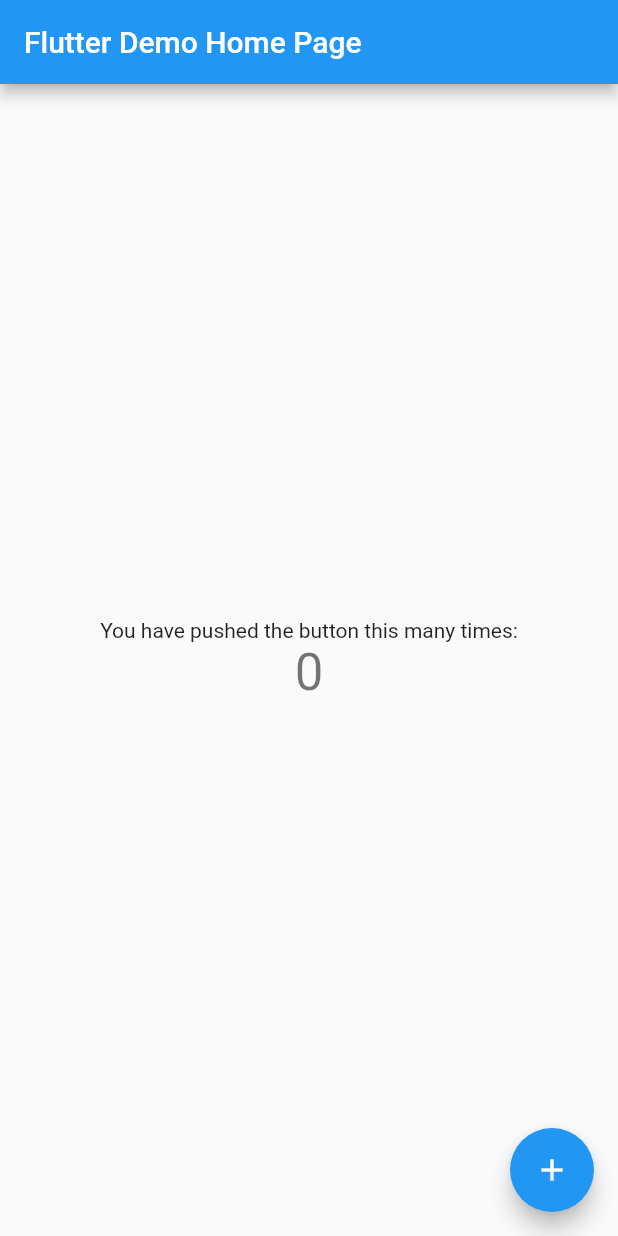
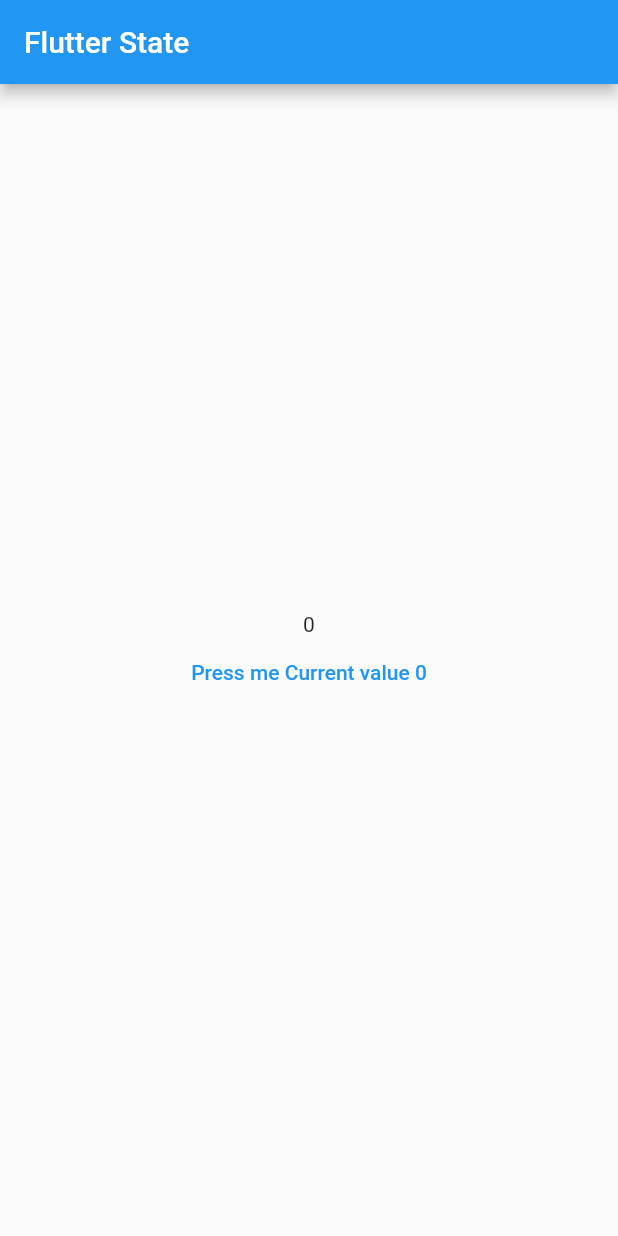
Before and after one commit to argbat/flutter_state, a Flutter app: the screen it shows after launch, on a phone screen of 412 x 824 dp. Run offline on Flutter 3.47's test engine with Material 2 defaults, Android fonts, the phone set to English and light mode, and no system bars.

Commit message:
Use setState, but now we need to share state btw two widgets...

```diff
--- /dev/null
+++ b/flutter_state/lib/counter_model.dart
@@ -0,0 +1,9 @@
+class CounterModel {
+  int _counter = 0;
+
+  int get currentValue => _counter;
+
+  void increment({required int by}) {
+    _counter += by;
+  }
+}
--- a/flutter_state/lib/main.dart
+++ b/flutter_state/lib/main.dart
@@ -1,4 +1,5 @@
 import 'package:flutter/material.dart';
+import 'package:flutter_state/counter_model.dart';
 
 void main() {
   runApp(const MyApp());
@@ -7,109 +8,89 @@ void main() {
 class MyApp extends StatelessWidget {
   const MyApp({super.key});
 
-  // This widget is the root of your application.
   @override
   Widget build(BuildContext context) {
     return MaterialApp(
       title: 'Flutter Demo',
       theme: ThemeData(
-        // This is the theme of your application.
-        //
-        // Try running your application with "flutter run". You'll see the
-        // application has a blue toolbar. Then, without quitting the app, try
-        // changing the primarySwatch below to Colors.green and then invoke
-        // "hot reload" (press "r" in the console where you ran "flutter run",
-        // or simply save your changes to "hot reload" in a Flutter IDE).
-        // Notice that the counter didn't reset back to zero; the application
-        // is not restarted.
         primarySwatch: Colors.blue,
       ),
-      home: const MyHomePage(title: 'Flutter Demo Home Page'),
+      home: const MainPage(),
     );
   }
 }
 
-class MyHomePage extends StatefulWidget {
-  const MyHomePage({super.key, required this.title});
-
-  // This widget is the home page of your application. It is stateful, meaning
-  // that it has a State object (defined below) that contains fields that affect
-  // how it looks.
-
-  // This class is the configuration for the state. It holds the values (in this
-  // case the title) provided by the parent (in this case the App widget) and
-  // used by the build method of the State. Fields in a Widget subclass are
-  // always marked "final".
-
-  final String title;
+class MainPage extends StatefulWidget {
+  const MainPage({super.key});
 
   @override
-  State<MyHomePage> createState() => _MyHomePageState();
+  State<MainPage> createState() => _MainPageState();
 }
 
-class _MyHomePageState extends State<MyHomePage> {
-  int _counter = 0;
-
-  void _incrementCounter() {
-    setState(() {
-      // This call to setState tells the Flutter framework that something has
-      // changed in this State, which causes it to rerun the build method below
-      // so that the display can reflect the updated values. If we changed
-      // _counter without calling setState(), then the build method would not be
-      // called again, and so nothing would appear to happen.
-      _counter++;
-    });
-  }
+class _MainPageState extends State<MainPage> {
+  final CounterModel _counter = CounterModel();
 
   @override
   Widget build(BuildContext context) {
-    // This method is rerun every time setState is called, for instance as done
-    // by the _incrementCounter method above.
-    //
-    // The Flutter framework has been optimized to make rerunning build methods
-    // fast, so that you can just rebuild anything that needs updating rather
-    // than having to individually change instances of widgets.
     return Scaffold(
       appBar: AppBar(
-        // Here we take the value from the MyHomePage object that was created by
-        // the App.build method, and use it to set our appbar title.
-        title: Text(widget.title),
+        title: const Text('Flutter State'),
       ),
       body: Center(
-        // Center is a layout widget. It takes a single child and positions it
-        // in the middle of the parent.
         child: Column(
-          // Column is also a layout widget. It takes a list of children and
-          // arranges them vertically. By default, it sizes itself to fit its
-          // children horizontally, and tries to be as tall as its parent.
-          //
-          // Invoke "debug painting" (press "p" in the console, choose the
-          // "Toggle Debug Paint" action from the Flutter Inspector in Android
-          // Studio, or the "Toggle Debug Paint" command in Visual Studio Code)
-          // to see the wireframe for each widget.
-          //
-          // Column has various properties to control how it sizes itself and
-          // how it positions its children. Here we use mainAxisAlignment to
-          // center the children vertically; the main axis here is the vertical
-          // axis because Columns are vertical (the cross axis would be
-          // horizontal).
           mainAxisAlignment: MainAxisAlignment.center,
-          children: <Widget>[
-            const Text(
-              'You have pushed the button this many times:',
-            ),
-            Text(
-              '$_counter',
-              style: Theme.of(context).textTheme.headline4,
-            ),
+          children: [
+            CounterWidget(counter: _counter),
+            PressMeButton(counter: _counter),
           ],
         ),
       ),
-      floatingActionButton: FloatingActionButton(
-        onPressed: _incrementCounter,
-        tooltip: 'Increment',
-        child: const Icon(Icons.add),
-      ), // This trailing comma makes auto-formatting nicer for build methods.
     );
   }
 }
+
+class CounterWidget extends StatelessWidget {
+  final CounterModel _counter;
+
+  const CounterWidget({
+    super.key,
+    required CounterModel counter,
+  }) : _counter = counter;
+
+  @override
+  Widget build(BuildContext context) {
+    return Column(
+      children: [
+        Text(_counter.currentValue.toString()),
+      ],
+    );
+  }
+}
+
+class PressMeButton extends StatefulWidget {
+  final CounterModel _counter;
+
+  const PressMeButton({
+    super.key,
+    required CounterModel counter,
+  }) : _counter = counter;
+
+  @override
+  State<PressMeButton> createState() => _PressMeButtonState();
+}
+
+class _PressMeButtonState extends State<PressMeButton> {
+  @override
+  Widget build(BuildContext context) {
+    return TextButton(
+      onPressed: () {
+        setState(() {
+          widget._counter.increment(by: 1);
+        });
+      },
+      child: Text(
+        'Press me Current value ${widget._counter.currentValue}',
+      ),
+    );
+  }
+}
```
